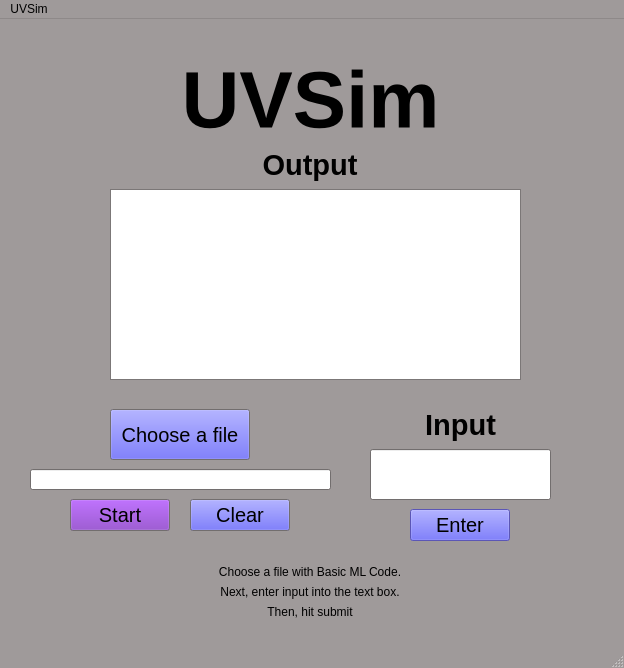
Above: code_base_with_classes/UVSim.ui from constanhack/2450-project before the change. Below: the same form after it.
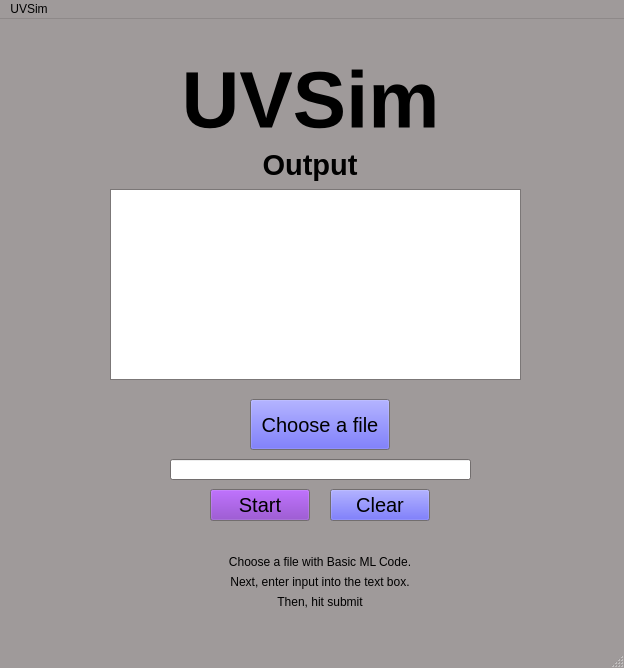
That is the form after the change.

Commit message: got input to work

The edit to the form file:
```diff
--- a/code_base_with_classes/UVSim.ui
+++ b/code_base_with_classes/UVSim.ui
@@ -112,8 +112,8 @@
    <widget class="QLabel" name="Desc1">
     <property name="geometry">
      <rect>
-      <x>210</x>
-      <y>540</y>
+      <x>220</x>
+      <y>530</y>
       <width>200</width>
       <height>25</height>
      </rect>
@@ -128,8 +128,8 @@
    <widget class="QLabel" name="Desc2">
     <property name="geometry">
      <rect>
-      <x>210</x>
-      <y>560</y>
+      <x>220</x>
+      <y>550</y>
       <width>200</width>
       <height>25</height>
      </rect>
@@ -144,8 +144,8 @@
    <widget class="QLabel" name="Desc3">
     <property name="geometry">
      <rect>
-      <x>210</x>
-      <y>580</y>
+      <x>220</x>
+      <y>570</y>
       <width>200</width>
       <height>25</height>
      </rect>
@@ -157,33 +157,11 @@
      <set>Qt::AlignCenter</set>
     </property>
    </widget>
-   <widget class="QLabel" name="Input">
-    <property name="geometry">
-     <rect>
-      <x>370</x>
-      <y>380</y>
-      <width>181</width>
-      <height>51</height>
-     </rect>
-    </property>
-    <property name="font">
-     <font>
-      <pointsize>22</pointsize>
-      <bold>true</bold>
-     </font>
-    </property>
-    <property name="text">
-     <string>Input</string>
-    </property>
-    <property name="alignment">
-     <set>Qt::AlignCenter</set>
-    </property>
-   </widget>
    <widget class="QPushButton" name="Clear">
     <property name="geometry">
      <rect>
-      <x>190</x>
-      <y>480</y>
+      <x>330</x>
+      <y>470</y>
       <width>100</width>
       <height>32</height>
      </rect>
@@ -227,8 +205,8 @@
    <widget class="QPushButton" name="Start">
     <property name="geometry">
      <rect>
-      <x>70</x>
-      <y>480</y>
+      <x>210</x>
+      <y>470</y>
       <width>100</width>
       <height>32</height>
      </rect>
@@ -322,8 +300,8 @@
    <widget class="QPushButton" name="ChooseFile">
     <property name="geometry">
      <rect>
-      <x>110</x>
-      <y>390</y>
+      <x>250</x>
+      <y>380</y>
       <width>140</width>
       <height>51</height>
      </rect>
@@ -364,117 +342,11 @@
      <string>Choose a file</string>
     </property>
    </widget>
-   <widget class="QPushButton" name="Enter">
-    <property name="geometry">
-     <rect>
-      <x>410</x>
-      <y>490</y>
-      <width>100</width>
-      <height>32</height>
-     </rect>
-    </property>
-    <property name="palette">
-     <palette>
-      <active>
-       <colorrole role="ButtonText">
-        <brush brushstyle="SolidPattern">
-         <color alpha="255">
-          <red>0</red>
-          <green>0</green>
-          <blue>0</blue>
-         </color>
-        </brush>
-       </colorrole>
-       <colorrole role="Window">
-        <brush brushstyle="SolidPattern">
-         <color alpha="255">
-          <red>128</red>
-          <green>121</green>
-          <blue>255</blue>
-         </color>
-        </brush>
-       </colorrole>
-      </active>
-      <inactive>
-       <colorrole role="ButtonText">
-        <brush brushstyle="SolidPattern">
-         <color alpha="255">
-          <red>0</red>
-          <green>0</green>
-          <blue>0</blue>
-         </color>
-        </brush>
-       </colorrole>
-       <colorrole role="Window">
-        <brush brushstyle="SolidPattern">
-         <color alpha="255">
-          <red>128</red>
-          <green>121</green>
-          <blue>255</blue>
-         </color>
-        </brush>
-       </colorrole>
-      </inactive>
-      <disabled>
-       <colorrole role="Base">
-        <brush brushstyle="SolidPattern">
-         <color alpha="255">
-          <red>128</red>
-          <green>121</green>
-          <blue>255</blue>
-         </color>
-        </brush>
-       </colorrole>
-       <colorrole role="Window">
-        <brush brushstyle="SolidPattern">
-         <color alpha="255">
-          <red>128</red>
-          <green>121</green>
-          <blue>255</blue>
-         </color>
-        </brush>
-       </colorrole>
-      </disabled>
-     </palette>
-    </property>
-    <property name="font">
-     <font>
-      <pointsize>15</pointsize>
-     </font>
-    </property>
-    <property name="text">
-     <string>Enter</string>
-    </property>
-   </widget>
-   <widget class="QLineEdit" name="InputText">
-    <property name="geometry">
-     <rect>
-      <x>370</x>
-      <y>430</y>
-      <width>181</width>
-      <height>51</height>
-     </rect>
-    </property>
-    <property name="font">
-     <font>
-      <pointsize>20</pointsize>
-     </font>
-    </property>
-    <property name="layoutDirection">
-     <enum>Qt::LeftToRight</enum>
-    </property>
-    <property name="text">
-     <string/>
-    </property>
-    <property name="alignment">
-     <set>Qt::AlignCenter</set>
-    </property>
-   </widget>
    <widget class="QLineEdit" name="FilePath">
     <property name="geometry">
      <rect>
-      <x>30</x>
-      <y>450</y>
+      <x>170</x>
+      <y>440</y>
       <width>301</width>
       <height>21</height>
      </rect>
```
The commit also changes 15 other files.
